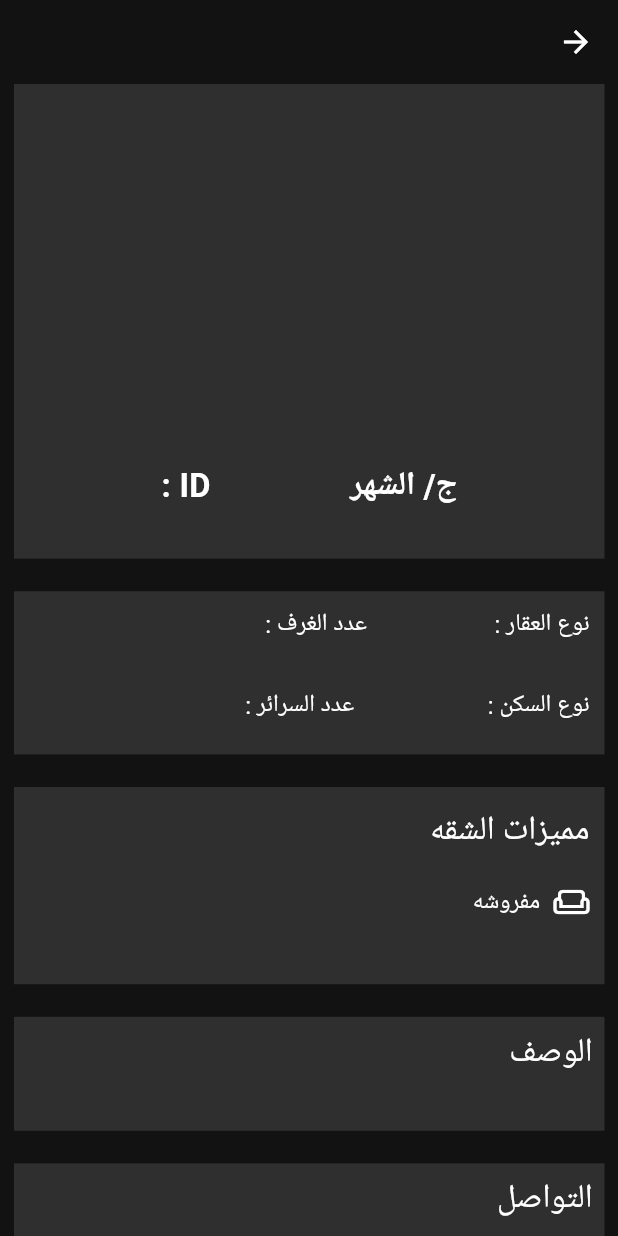
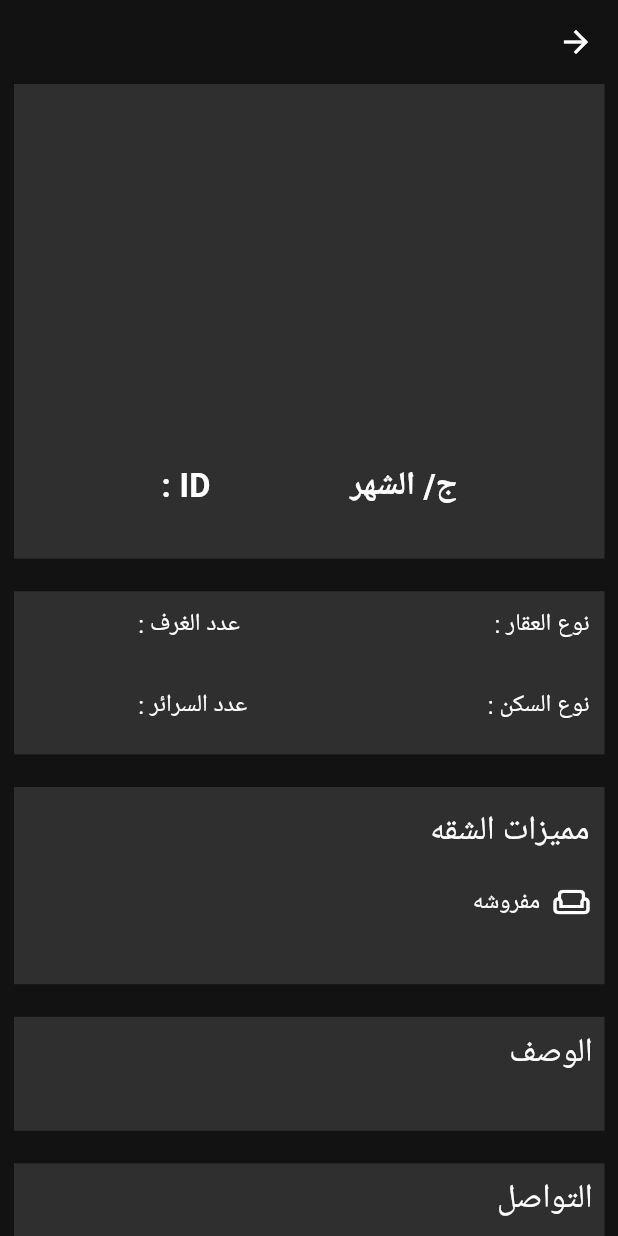
Before and after one commit to aymanaboelela/House_App, a Flutter app: the ProductView screen opened directly with empty values, on a phone screen of 412 x 824 dp. Run offline on Flutter 3.47's test engine with Material 3 defaults, Android fonts, the phone set to English and light mode, and no system bars; drawn by our look-alikes of carousel_slider; our stand-ins replace awesome_dialog, bloc, cached_network_image, cloud_firestore, concentric_transition, curved_navigation_bar and 11 more; accounts and stored records are empty; Roboto replaces fonts that are missing (Cairo).

Commit message:
refactore ui

```diff
--- a/lib/Features/add_Product/data/cubit/add_house_cubit.dart
+++ b/lib/Features/add_Product/data/cubit/add_house_cubit.dart
@@ -61,6 +61,10 @@ class AddHouseCubit extends Cubit<AddHouseState> {
         );
         print("House added successfully");
         imagesFiles.clear();
+        imageNames.clear();
+        imageUrls.clear();
+
+
         emit(IsSucssesAddHouse());
       } catch (e) {
         if (e is FirebaseException) {
--- a/lib/Features/add_Product/presentation/views/add_product.dart
+++ b/lib/Features/add_Product/presentation/views/add_product.dart
@@ -2,8 +2,10 @@ import 'package:awesome_dialog/awesome_dialog.dart';
 import 'package:flutter/material.dart';
 import 'package:flutter_bloc/flutter_bloc.dart';
 import 'package:font_awesome_flutter/font_awesome_flutter.dart';
+import 'package:go_router/go_router.dart';
 import 'package:google_fonts/google_fonts.dart';
 import 'package:house_app_one/Features/add_Product/data/cubit/add_house_cubit.dart';
+import 'package:house_app_one/Features/home/data/cubit/gethouse/gethouse_cubit.dart';
 import 'package:house_app_one/core/utils/responsive.dart';
 import 'package:house_app_one/core/widgets/custom_error_massege.dart';
 import 'package:house_app_one/core/widgets/custom_text_field.dart';
@@ -39,11 +41,12 @@ class AddProduct extends StatelessWidget {
         }
         if (state is IsSucssesAddHouse) {
           isLoging = false;
-          // GoRouter.of(context).pop();
+
           CustomError.error(context,
               dialogType: DialogType.success,
               title: "نجح",
               desc: "تم اضافه الشقه بنجاح");
+          BlocProvider.of<GethouseCubit>(context).getData();
         }
         if (state is IsFeilerAddHouse) {
           isLoging = false;
--- a/lib/Features/home/Presentation/views/home_view.dart
+++ b/lib/Features/home/Presentation/views/home_view.dart
@@ -30,7 +30,6 @@ class _HomeViewState extends State<HomeView> {
     BlocProvider.of<GethouseCubit>(context).getData();
     setState(() {});
   }
-
   @override
   Widget build(BuildContext context) {
     return BlocConsumer<GethouseCubit, GethouseState>(
@@ -103,6 +102,7 @@ class _HomeViewState extends State<HomeView> {
                       child: SizeVertical(value: 1),
                     ),
                     const SliverToBoxAdapter(
+
                       child: CustomFilters(),
                     ),
                     const SliverToBoxAdapter(
--- a/lib/Features/product/presentation/widgets/custom_product_details.dart
+++ b/lib/Features/product/presentation/widgets/custom_product_details.dart
@@ -40,13 +40,14 @@ class CustomProductDetails extends StatelessWidget {
                       fontSize: 16,
                     ),
                   ),
-                  const SizeHorizontal(value: 8.2),
+                  Spacer(),
                   Text(
                     "عدد الغرف : $numberOfBeds",
                     style: GoogleFonts.cairo(
                       fontSize: 16,
                     ),
                   ),
+                  SizeHorizontal(value: 7),
                 ],
               ),
               const SizeVertical(value: 3),
@@ -58,13 +59,14 @@ class CustomProductDetails extends StatelessWidget {
                       fontSize: 16,
                     ),
                   ),
-                  const SizeHorizontal(value: 8.6),
+                  Spacer(),
                   Text(
                     "عدد السرائر : $numberOfRooms",
                     style: GoogleFonts.cairo(
                       fontSize: 16,
                     ),
                   ),
+                  SizeHorizontal(value: 7),
                 ],
               ),
             ],
```
Also changed, not shown: lib/Features/home/Presentation/widgets/custom_filter_gender.dart (line endings or trailing spaces).
